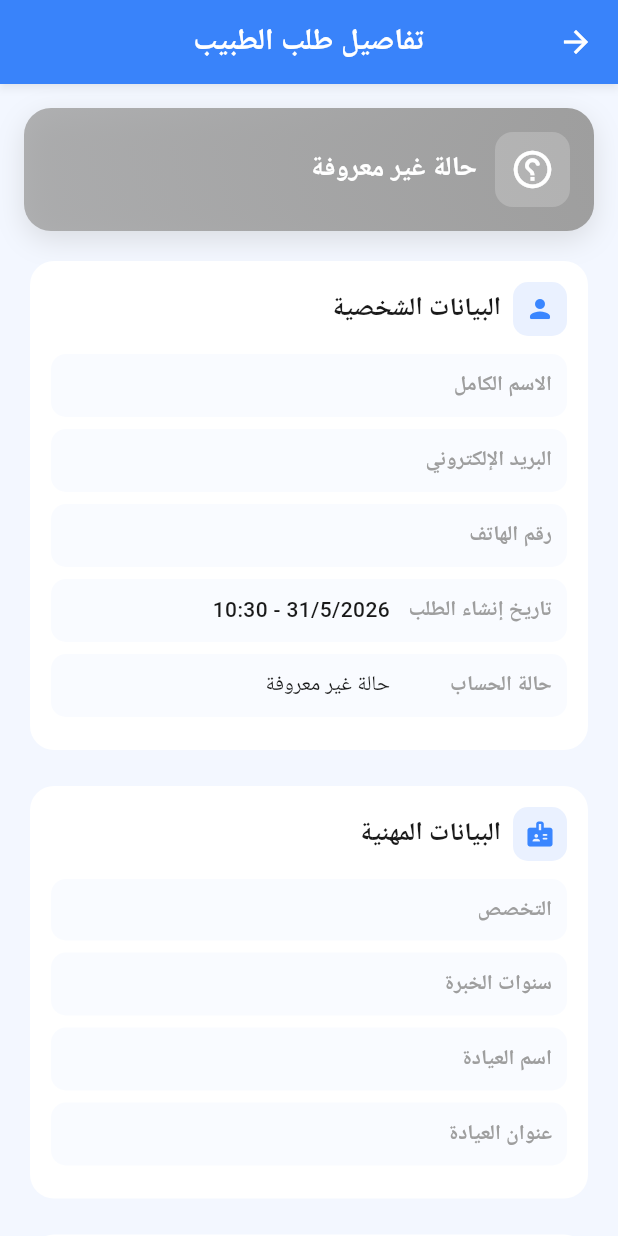
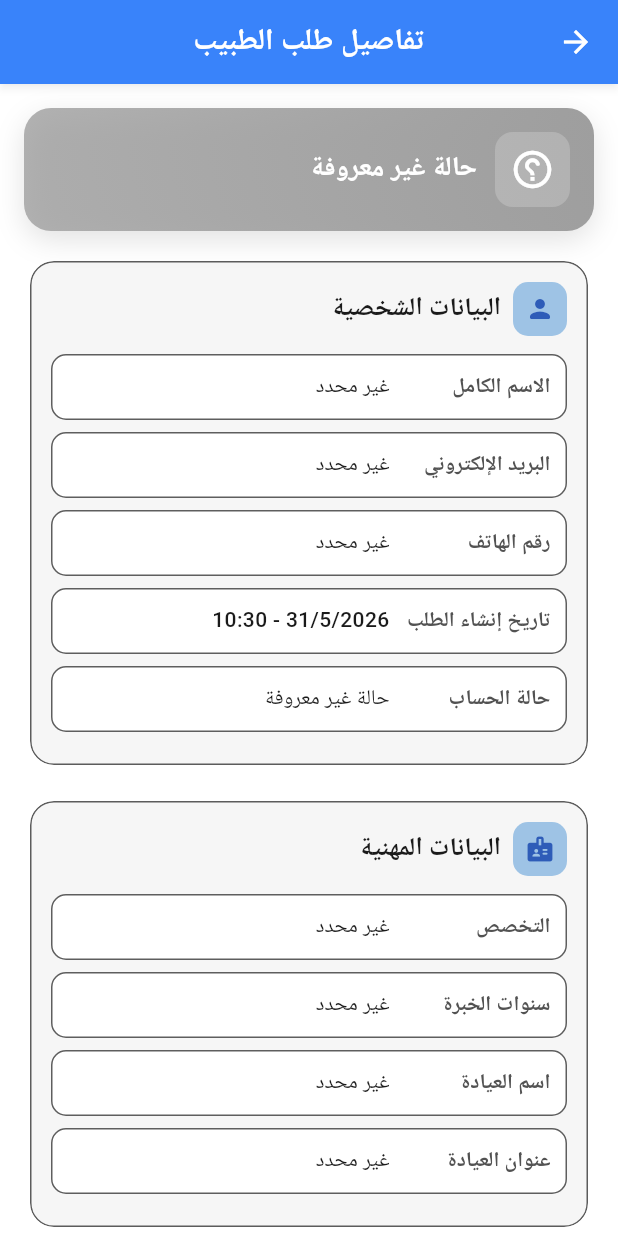
Before and after one commit to alfrasit1-maker/nnnnn9, a Flutter app: the DoctorRequestDetailsScreen screen opened directly with empty values, on a phone screen of 412 x 824 dp. Run offline on Flutter 3.47's test engine with Material 3 defaults, Android fonts, the phone set to English and light mode, and no system bars; our stand-ins replace audioplayers, cloud_firestore, connectivity_plus, file_picker, firebase_auth, firebase_core and 19 more; missing offline and left inert: firebase_app_check, record, translator, zego_uikit_prebuilt_call, zego_uikit_signaling_plugin; accounts and stored records are empty; network calls fail; Roboto replaces fonts that are missing (Tajawal).

```diff
--- a/lib/features/admin/presentation/pages/doctor_request_details_screen.dart
+++ b/lib/features/admin/presentation/pages/doctor_request_details_screen.dart
@@ -34,7 +34,7 @@ class _DoctorRequestDetailsScreenState extends State<DoctorRequestDetailsScreen>
   @override
   Widget build(BuildContext context) {
     return Scaffold(
-      backgroundColor: const Color(0xFFF3F7FF),
+      backgroundColor: Theme.of(context).colorScheme.surface,
       appBar: AppBar(
         title: const Text('تفاصيل طلب الطبيب'),
         backgroundColor: const Color(0xFF3A86FF),
@@ -88,8 +88,14 @@ class _DoctorRequestDetailsScreenState extends State<DoctorRequestDetailsScreen>
               title: 'الوثائق والإثباتات',
               icon: Icons.description_rounded,
               children: [
-                if (_request.medicalLicense.isNotEmpty)
+                if (_request.medicalLicense.isNotEmpty) ...[
+                  if (_isImageUrl(_request.medicalLicense)) ...[
+                    _buildSectionLabel('معاينة صورة إثبات المهنة'),
+                    _buildImagePreview('وثيقة إثبات المهنة', _request.medicalLicense),
+                    const SizedBox(height: 10),
+                  ],
                   _buildDocumentItem('وثيقة إثبات المهنة', _request.medicalLicense),
+                ],
                 if (_request.medicalDegree.isNotEmpty && _looksLikeUrl(_request.medicalDegree))
                   _buildDocumentItem('شهادة التخرج', _request.medicalDegree),
                 ..._request.documentUrls
@@ -167,9 +173,15 @@ class _DoctorRequestDetailsScreenState extends State<DoctorRequestDetailsScreen>
   }
 
   Widget _buildInfoCard({required String title, required IconData icon, required List<Widget> children}) {
+    final colorScheme = Theme.of(context).colorScheme;
+
     return Card(
       elevation: 0,
-      shape: RoundedRectangleBorder(borderRadius: BorderRadius.circular(16)),
+      color: colorScheme.surfaceVariant.withOpacity(0.55),
+      shape: RoundedRectangleBorder(
+        borderRadius: BorderRadius.circular(16),
+        side: BorderSide(color: colorScheme.outlineVariant.withOpacity(0.7)),
+      ),
       child: Padding(
         padding: const EdgeInsets.all(14),
         child: Column(
@@ -180,13 +192,20 @@ class _DoctorRequestDetailsScreenState extends State<DoctorRequestDetailsScreen>
                 Container(
                   padding: const EdgeInsets.all(8),
                   decoration: BoxDecoration(
-                    color: const Color(0xFFEAF1FF),
+                    color: colorScheme.primaryContainer.withOpacity(0.65),
                     borderRadius: BorderRadius.circular(10),
                   ),
-                  child: Icon(icon, color: const Color(0xFF3A86FF), size: 20),
+                  child: Icon(icon, color: colorScheme.primary, size: 20),
                 ),
                 const SizedBox(width: 8),
-                Text(title, style: const TextStyle(fontSize: 17, fontWeight: FontWeight.bold)),
+                Text(
+                  title,
+                  style: TextStyle(
+                    fontSize: 17,
+                    fontWeight: FontWeight.bold,
+                    color: colorScheme.onSurface,
+                  ),
+                ),
               ],
             ),
             const SizedBox(height: 12),
@@ -199,31 +218,42 @@ class _DoctorRequestDetailsScreenState extends State<DoctorRequestDetailsScreen>
 
   Widget _buildDocumentItem(String title, String url) {
     final isImage = _isImageUrl(url);
+    final colorScheme = Theme.of(context).colorScheme;
+
     return Container(
       margin: const EdgeInsets.only(bottom: 8),
       padding: const EdgeInsets.symmetric(horizontal: 12, vertical: 10),
       decoration: BoxDecoration(
-        color: const Color(0xFFF7FAFF),
+        color: colorScheme.surface,
         borderRadius: BorderRadius.circular(12),
-        border: Border.all(color: const Color(0xFFDBE6FF)),
+        border: Border.all(color: colorScheme.outlineVariant),
       ),
       child: Row(
         children: [
-          Icon(isImage ? Icons.image_rounded : Icons.insert_drive_file_rounded, color: const Color(0xFF3A86FF)),
+          Icon(isImage ? Icons.image_rounded : Icons.insert_drive_file_rounded, color: colorScheme.primary),
           const SizedBox(width: 10),
           Expanded(
             child: Column(
               crossAxisAlignment: CrossAxisAlignment.start,
               children: [
-                Text(title, style: const TextStyle(fontWeight: FontWeight.w600)),
+                Text(
+                  title,
+                  style: TextStyle(
+                    fontWeight: FontWeight.w600,
+                    color: colorScheme.onSurface,
+                  ),
+                ),
                 const SizedBox(height: 3),
-                Text('تم الرفع وجاهز للمراجعة', style: TextStyle(fontSize: 12, color: Colors.grey.shade600)),
+                Text(
+                  'تم الرفع وجاهز للمراجعة',
+                  style: TextStyle(fontSize: 12, color: colorScheme.onSurfaceVariant),
+                ),
               ],
             ),
           ),
           IconButton(
             tooltip: 'فتح بالحجم الكامل',
-            icon: const Icon(Icons.open_in_new_rounded, color: Color(0xFF3A86FF)),
+            icon: Icon(Icons.open_in_new_rounded, color: colorScheme.primary),
             onPressed: () => _openAttachment(title, url),
           ),
         ],
@@ -232,6 +262,8 @@ class _DoctorRequestDetailsScreenState extends State<DoctorRequestDetailsScreen>
   }
 
   Widget _buildImagePreview(String title, String url) {
+    final colorScheme = Theme.of(context).colorScheme;
+
     return InkWell(
       borderRadius: BorderRadius.circular(14),
       onTap: () => _openAttachment(title, url),
@@ -243,11 +275,27 @@ class _DoctorRequestDetailsScreenState extends State<DoctorRequestDetailsScreen>
             url,
             fit: BoxFit.cover,
             errorBuilder: (_, __, ___) => Container(
-              color: const Color(0xFFEAF1FF),
+              color: colorScheme.primaryContainer.withOpacity(0.45),
               alignment: Alignment.center,
-              child: const Text('تعذر تحميل الصورة الشخصية'),
+              child: Text(
+                'تعذر تحميل الصورة',
+                style: TextStyle(color: colorScheme.onPrimaryContainer),
+              ),
             ),
           ),
+        ),
+      ),
+    );
+  }
+
+  Widget _buildSectionLabel(String text) {
+    return Padding(
+      padding: const EdgeInsets.only(bottom: 8),
+      child: Text(
+        text,
+        style: TextStyle(
+          fontWeight: FontWeight.w700,
+          color: Theme.of(context).colorScheme.onSurface,
         ),
       ),
     );
@@ -315,23 +363,38 @@ class _DoctorRequestDetailsScreenState extends State<DoctorRequestDetailsScreen>
   }
 
   Widget _buildInfoRow(String label, String value) {
+    final colorScheme = Theme.of(context).colorScheme;
+
     return Container(
       margin: const EdgeInsets.only(bottom: 8),
       padding: const EdgeInsets.symmetric(horizontal: 10, vertical: 10),
       decoration: BoxDecoration(
-        color: const Color(0xFFF9FBFF),
+        color: colorScheme.surface,
         borderRadius: BorderRadius.circular(10),
+        border: Border.all(color: colorScheme.outlineVariant.withOpacity(0.7)),
       ),
       child: Row(
         crossAxisAlignment: CrossAxisAlignment.start,
         children: [
           Expanded(
             flex: 1,
-            child: Text(label, style: const TextStyle(fontWeight: FontWeight.w700, color: Colors.grey)),
+            child: Text(
+              label,
+              style: TextStyle(
+                fontWeight: FontWeight.w700,
+                color: colorScheme.onSurfaceVariant,
+              ),
+            ),
           ),
           Expanded(
             flex: 2,
-            child: Text(value, style: const TextStyle(fontWeight: FontWeight.w500)),
+            child: Text(
+              value.isEmpty ? 'غير محدد' : value,
+              style: TextStyle(
+                fontWeight: FontWeight.w500,
+                color: colorScheme.onSurface,
+              ),
+            ),
           ),
         ],
       ),
@@ -387,7 +450,7 @@ class _DoctorRequestDetailsScreenState extends State<DoctorRequestDetailsScreen>
 
   Widget _buildReviewInfo() {
     return Card(
-      color: const Color(0xFFEFF5FF),
+      color: Theme.of(context).colorScheme.surfaceVariant.withOpacity(0.55),
       elevation: 0,
       shape: RoundedRectangleBorder(borderRadius: BorderRadius.circular(14)),
       child: Padding(
```
Also changed, not shown: lib/features/admin/presentation/pages/doctor_requests_screen.dart (+35 -21 lines), lib/features/auth/presentation/pages/register_screen.dart (+38 -21 lines).
